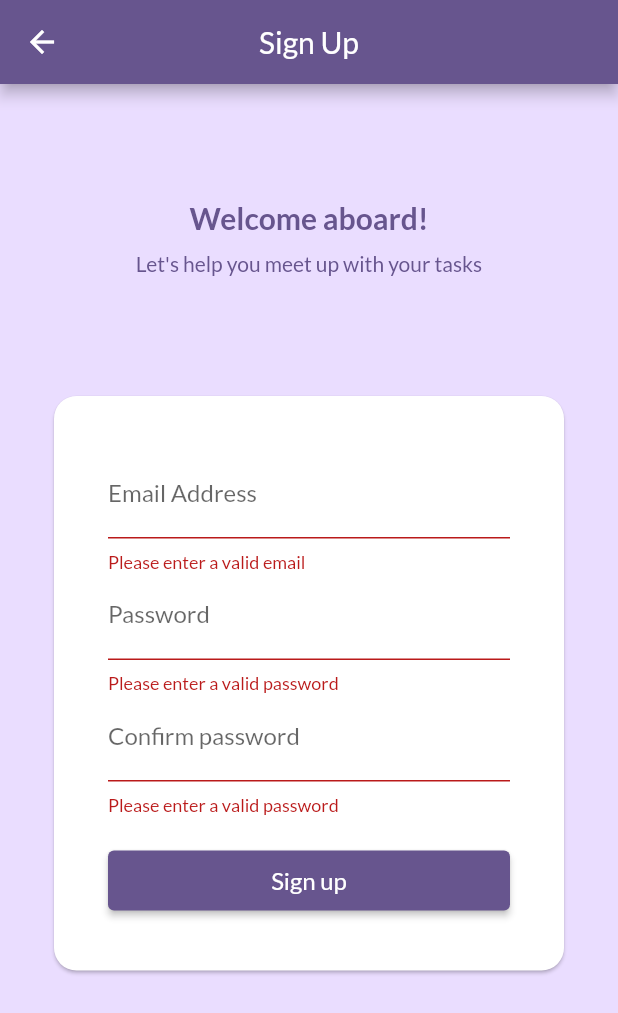
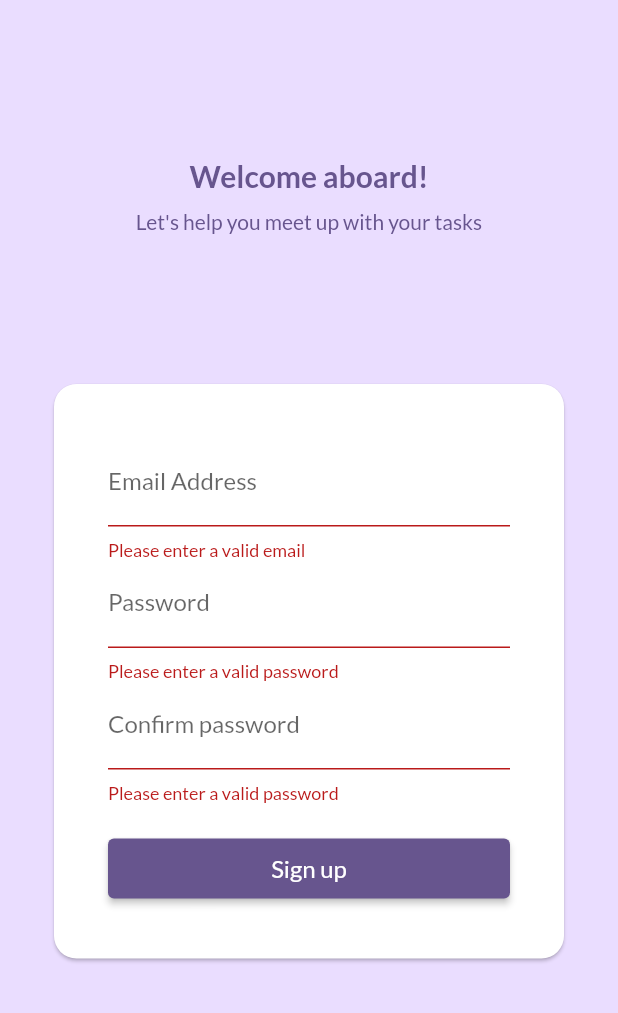
Before and after one commit to tsuna614/MHA-project, a Flutter app: the SignUpForm screen opened directly, after a tap on "Sign up", on a phone screen of 412 x 824 dp. Shown: the top 1013 px of the screen. Run offline on Flutter 3.47's test engine with Material 2 defaults, Android fonts, the phone set to English and light mode, and no system bars; our stand-ins replace firebase_auth, firebase_core, google_fonts; accounts and stored records are empty.

Commit message:
fix a bug in sign up screen where it doesn't throw exception

```diff
--- a/mha_project/lib/main.dart
+++ b/mha_project/lib/main.dart
@@ -6,7 +6,7 @@ import 'package:mha_project/screens/loading_screen.dart';
 import 'firebase_options.dart';
 
 import 'package:mha_project/screens/auth_screen.dart';
-import 'package:mha_project/screens/hotel_screens/tabs_screen.dart';
+import 'package:mha_project/screens/tabs_screen.dart';
 
 final theme = ThemeData(
   // useMaterial3: true,
--- a/mha_project/lib/screens/loading_screen.dart
+++ b/mha_project/lib/screens/loading_screen.dart
@@ -5,8 +5,10 @@ class LoadingScreen extends StatelessWidget {
 
   @override
   Widget build(BuildContext context) {
-    return const Center(
-      child: Text('Loading...'),
+    return const Scaffold(
+      body: Center(
+        child: CircularProgressIndicator(),
+      ),
     );
   }
 }
--- a/mha_project/lib/screens/hotel_screens/tabs_screen.dart
+++ b/mha_project/lib/screens/tabs_screen.dart
@@ -1,3 +1,4 @@
+
 import 'package:flutter/material.dart';
 import 'package:firebase_auth/firebase_auth.dart';
 
--- a/mha_project/lib/widgets/signup_form.dart
+++ b/mha_project/lib/widgets/signup_form.dart
@@ -1,4 +1,6 @@
-import 'dart:isolate';
+// import 'dart:convert';
+// import 'package:http/http.dart' as http;
+// import 'package:mha_project/config.dart';
 
 import 'package:firebase_auth/firebase_auth.dart';
 import 'package:flutter/material.dart';
@@ -39,20 +41,31 @@ class _SignUpFormState extends State<SignUpForm> {
       return;
     }
 
+    // var regBody = {
+    //   "email": _enteredEmail,
+    //   "password": _enteredPassword,
+    // };
+
+    // var response = await http.post(
+    //   Uri.parse(registrationURL),
+    //   headers: {"Content-Type": "application/json"},
+    //   body: jsonEncode(regBody),
+    // );
+
+    // var jsonResponse = jsonDecode(response.body);
+
+    // print(jsonResponse['status']);
+
     try {
       setState(() {
         _isLoading = true;
       });
       // create new user
-      _firebase.createUserWithEmailAndPassword(
+      await _firebase.createUserWithEmailAndPassword(
           email: _enteredEmail, password: _enteredPassword);
-      Navigator.of(context).pop();
+      Navigator.of(context)
+          .pop(); // this line only execute when _firebase.createUser is success, otherwise it will skip this line to the FirebaseAuthException
     } on FirebaseAuthException catch (error) {
-      _isLoading = false;
-
-      if (error.code == 'email-already-in-use') {
-        return;
-      }
       ScaffoldMessenger.of(context).clearSnackBars();
       ScaffoldMessenger.of(context).showSnackBar(
         SnackBar(
@@ -69,10 +82,10 @@ class _SignUpFormState extends State<SignUpForm> {
   Widget build(BuildContext context) {
     return Scaffold(
       backgroundColor: Theme.of(context).colorScheme.primaryContainer,
-      appBar: AppBar(
-        title: const Text('Sign Up'),
-        centerTitle: true,
-      ),
+      // appBar: AppBar(
+      //   title: const Text('Sign Up'),
+      //   centerTitle: true,
+      // ),
       body: Center(
         child: SingleChildScrollView(
           child: Column(
@@ -89,7 +102,7 @@ class _SignUpFormState extends State<SignUpForm> {
                 'Let\'s help you meet up with your tasks',
                 style: TextStyle(color: Theme.of(context).colorScheme.primary),
               ),
-              const SizedBox(height: 80),
+              const SizedBox(height: 100),
               Card(
                 margin: const EdgeInsets.only(left: 36, right: 36),
                 shape: RoundedRectangleBorder(
@@ -164,7 +177,7 @@ class _SignUpFormState extends State<SignUpForm> {
                   ),
                 ),
               ),
-              const SizedBox(height: 100),
+              const SizedBox(height: 80),
             ],
           ),
         ),
--- a/mha_project/pubspec.yaml
+++ b/mha_project/pubspec.yaml
@@ -37,6 +37,7 @@ dependencies:
   google_fonts: ^4.0.4
   firebase_core: ^2.12.0
   firebase_auth: ^4.6.0
+  http: ^0.13.6
 
 dev_dependencies:
   flutter_test:
```
Also changed, not shown: mha_project/lib/screens/auth_screen.dart (+24 -8 lines), mha_project/lib/firebase_options.dart, mha_project/pubspec.lock.
